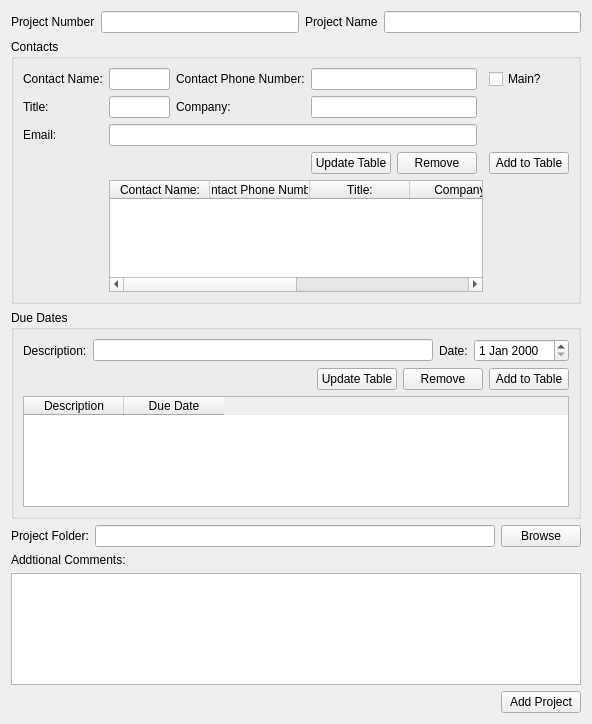
Old version of the form Add_Project_GUI.ui in the repository simplesports/ProjectManager.
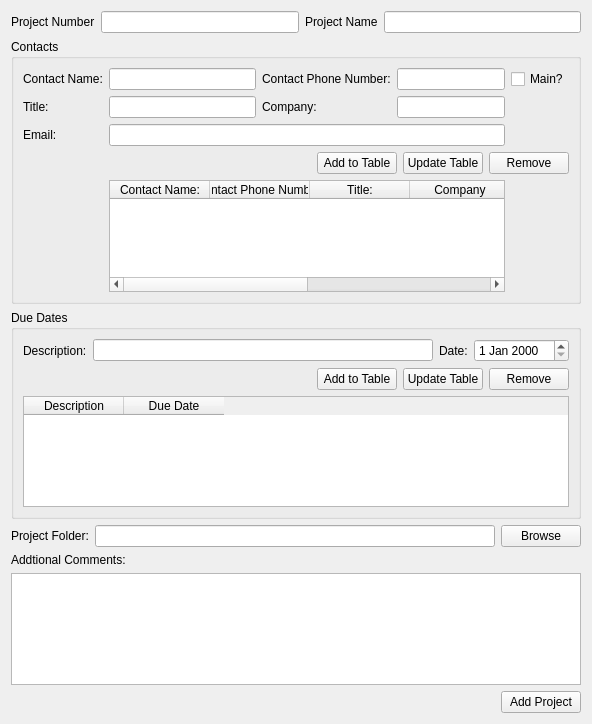
New version of the form.

What changed in the file:
```diff
--- a/Add_Project_GUI.ui
+++ b/Add_Project_GUI.ui
@@ -119,6 +119,13 @@
             </property>
            </spacer>
           </item>
+          <item>
+           <widget class="QPushButton" name="Button_Add_To_Table_Due_Dates">
+            <property name="text">
+             <string>Add to Table</string>
+            </property>
+           </widget>
+          </item>
           <item>
            <widget class="QPushButton" name="Button_Dates_Update_Table">
             <property name="text">
@@ -133,13 +140,6 @@
             </property>
            </widget>
           </item>
-          <item>
-           <widget class="QPushButton" name="Button_Add_To_Table_Due_Dates">
-            <property name="text">
-             <string>Add to Table</string>
-            </property>
-           </widget>
-          </item>
          </layout>
         </item>
        </layout>
@@ -174,7 +174,7 @@
         </property>
        </widget>
       </item>
-      <item row="0" column="6">
+      <item row="0" column="7">
        <widget class="QCheckBox" name="checkBox">
         <property name="text">
          <string>Main?</string>
@@ -215,7 +215,7 @@
       <item row="1" column="1">
        <widget class="QLineEdit" name="UserInput_Title"/>
       </item>
-      <item row="5" column="1" colspan="5">
+      <item row="7" column="1" colspan="6">
        <widget class="QTableWidget" name="tableWidget_Contacts">
         <column>
          <property name="text">
@@ -249,48 +249,52 @@
         </column>
        </widget>
       </item>
-      <item row="4" column="6">
-       <widget class="QPushButton" name="Button_Add_To_Table_Contacts">
-        <property name="text">
-         <string>Add to Table</string>
-        </property>
-       </widget>
-      </item>
-      <item row="4" column="4">
-       <widget class="QPushButton" name="Button_Contacts_Remove">
-        <property name="text">
-         <string>Remove</string>
-        </property>
-       </widget>
-      </item>
-      <item row="4" column="3">
-       <widget class="QPushButton" name="Button_Contacts_Update_Table">
-        <property name="text">
-         <string>Update Table</string>
-        </property>
-       </widget>
-      </item>
-      <item row="3" column="1" colspan="4">
-       <widget class="QLineEdit" name="UserInput_Email"/>
-      </item>
-      <item row="1" column="3" colspan="2">
+      <item row="1" column="3" colspan="4">
        <widget class="QLineEdit" name="UserInput_Company"/>
       </item>
-      <item row="0" column="3" colspan="2">
+      <item row="3" column="1" colspan="6">
+       <widget class="QLineEdit" name="UserInput_Email"/>
+      </item>
+      <item row="0" column="3" colspan="4">
        <widget class="QLineEdit" name="UserInput_Main_Contact_PhoneNumber"/>
       </item>
-      <item row="4" column="0" colspan="3">
-       <spacer name="horizontalSpacer_2">
-        <property name="orientation">
-         <enum>Qt::Horizontal</enum>
-        </property>
-        <property name="sizeHint" stdset="0">
-         <size>
-          <width>40</width>
-          <height>20</height>
-         </size>
-        </property>
-       </spacer>
+      <item row="6" column="0" colspan="8">
+       <layout class="QHBoxLayout" name="horizontalLayout_6">
+        <item>
+         <spacer name="horizontalSpacer_2">
+          <property name="orientation">
+           <enum>Qt::Horizontal</enum>
+          </property>
+          <property name="sizeHint" stdset="0">
+           <size>
+            <width>40</width>
+            <height>20</height>
+           </size>
+          </property>
+         </spacer>
+        </item>
+        <item>
+         <widget class="QPushButton" name="Button_Add_To_Table_Contacts">
+          <property name="text">
+           <string>Add to Table</string>
+          </property>
+         </widget>
+        </item>
+        <item>
+         <widget class="QPushButton" name="Button_Contacts_Update_Table">
+          <property name="text">
+           <string>Update Table</string>
+          </property>
+         </widget>
+        </item>
+        <item>
+         <widget class="QPushButton" name="Button_Contacts_Remove">
+          <property name="text">
+           <string>Remove</string>
+          </property>
+         </widget>
+        </item>
+       </layout>
       </item>
      </layout>
     </widget>
```
Left out of the diff: 26 changed lines with no effect on the pictures.
